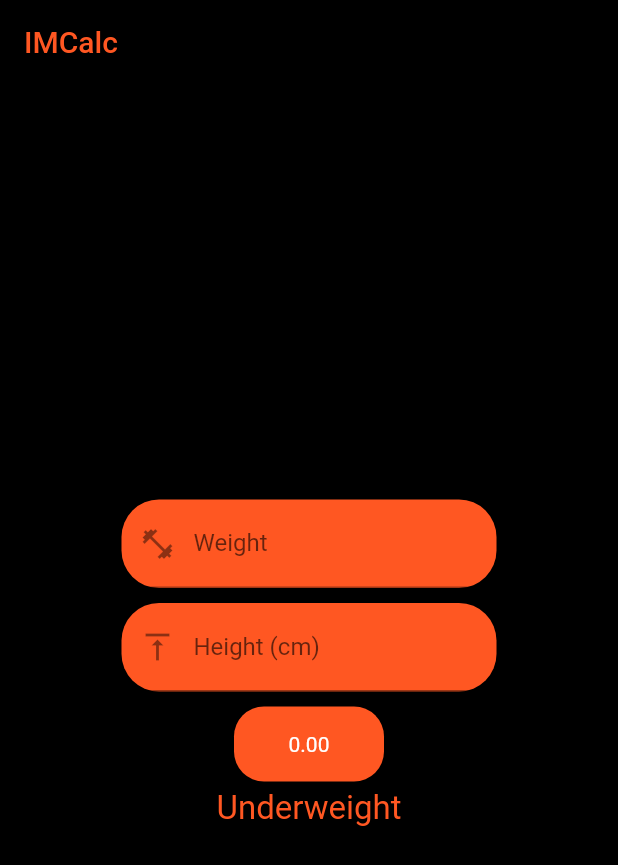
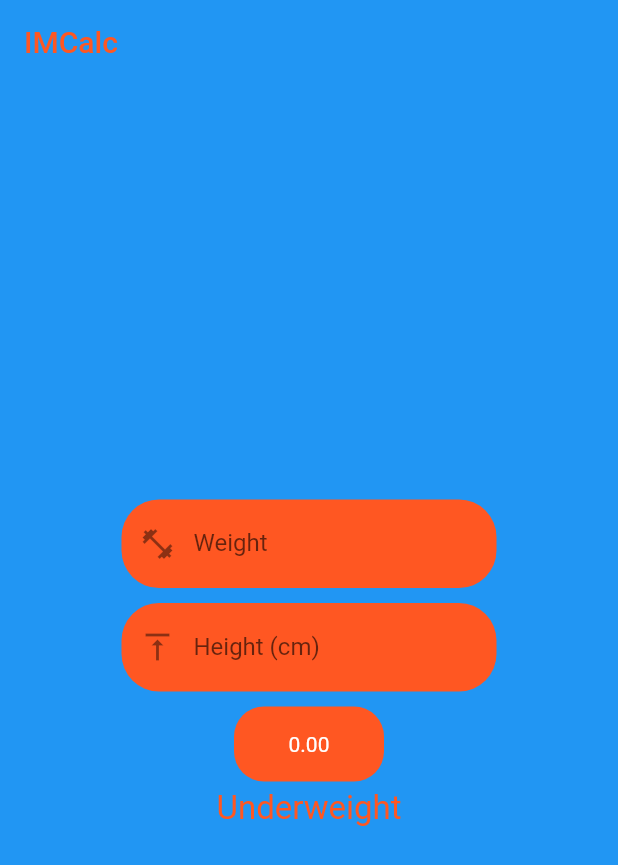
Before and after one commit to muniz95/imcalc, a Flutter app: the screen it shows after launch, on a phone screen of 412 x 824 dp. Shown: the top 865 px of the screen. Run offline on Flutter 3.47's test engine with Material 2 defaults, Android fonts, the phone set to English and light mode, and no system bars; our stand-ins replace rxdart.

Commit message:
Changed colors

```diff
--- a/lib/main.dart
+++ b/lib/main.dart
@@ -8,13 +8,13 @@ class MyApp extends StatelessWidget {
   @override
   Widget build(BuildContext context) {
     SystemChrome.setSystemUIOverlayStyle(SystemUiOverlayStyle.dark.copyWith(
-      statusBarColor: Colors.black, //or set color with: Color(0xFF0000FF)
+      statusBarColor: Colors.blue, //or set color with: Color(0xFF0000FF)
     ));
     return MaterialApp(
       debugShowCheckedModeBanner: false,
       title: 'Flutter Demo',
       theme: ThemeData(
-        primaryColor: Colors.black,
+        primaryColor: Colors.blue,
       ),
       home: CalculatorView(),
     );
--- a/lib/views/calculator_view.dart
+++ b/lib/views/calculator_view.dart
@@ -30,7 +30,7 @@ class CalculatorViewState extends State<CalculatorView> {
       ),
       body: Center(
         child: Container(
-          color: Colors.black,
+          color: Colors.blue,
           child: Column(
             mainAxisAlignment: MainAxisAlignment.center,
             crossAxisAlignment: CrossAxisAlignment.center,
@@ -45,6 +45,7 @@ class CalculatorViewState extends State<CalculatorView> {
                   ),
                   child: TextField(
                     decoration: InputDecoration(
+                      border: InputBorder.none,
                       prefixIcon: Icon(Icons.fitness_center),
                       labelText: "Weight",
                     ),
@@ -69,6 +70,7 @@ class CalculatorViewState extends State<CalculatorView> {
                   child: TextField(
                     textInputAction: TextInputAction.newline,
                     decoration: InputDecoration(
+                      border: InputBorder.none,
                       prefixIcon: Icon(Icons.vertical_align_top),
                       labelText: "Height (cm)",
                     ),
```
